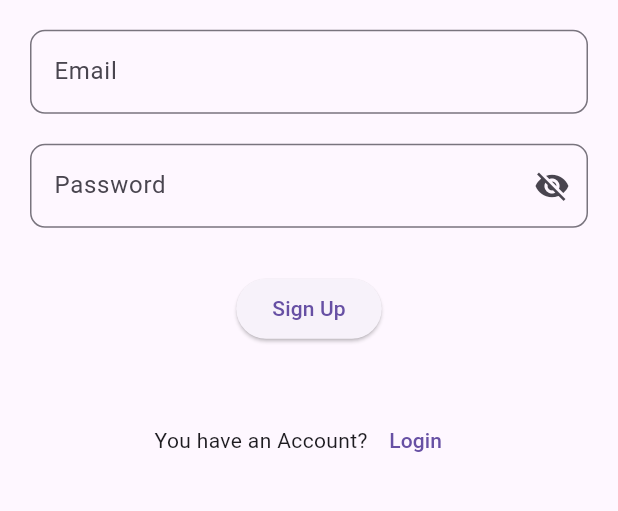
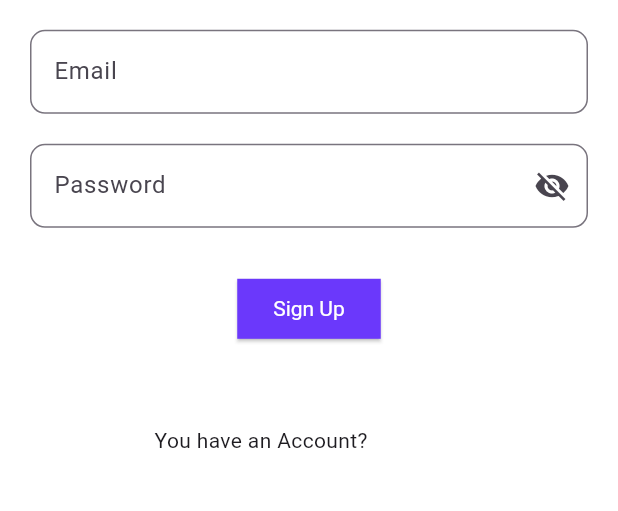
Before and after one commit to zakyraihan/storiesApp-v2, a Flutter app: the screen it shows after launch, after a tap on "Sign Up", on a phone screen of 412 x 824 dp, the part 455-966 px from its top. Run offline on Flutter 3.47's test engine with Material 3 defaults, Android fonts, the phone set to English and light mode, and no system bars; our stand-ins replace awesome_dialog, camera, image_picker, rxdart, shared_preferences, shimmer; network calls fail.

Commit message:
edit theme

```diff
--- /dev/null
+++ b/lib/common/styles.dart
@@ -0,0 +1,54 @@
+import 'package:flutter/material.dart';
+
+const Color primaryColor = Color.fromRGBO(255, 255, 255, 1);
+const Color secondaryColor = Color(0xFF6B38FB);
+
+// light theme
+ThemeData lightTheme = ThemeData(
+  colorScheme: ThemeData.light().colorScheme.copyWith(
+        primary: primaryColor,
+        onPrimary: Colors.black,
+        secondary: secondaryColor,
+      ),
+  scaffoldBackgroundColor: Colors.white,
+  visualDensity: VisualDensity.adaptivePlatformDensity,
+  appBarTheme: const AppBarTheme(elevation: 0),
+  elevatedButtonTheme: ElevatedButtonThemeData(
+    style: ElevatedButton.styleFrom(
+      backgroundColor: secondaryColor,
+      foregroundColor: Colors.white,
+      textStyle: const TextStyle(),
+      shape: const RoundedRectangleBorder(
+        borderRadius: BorderRadius.all(
+          Radius.circular(0),
+        ),
+      ),
+    ),
+  ),
+);
+
+// dark theme
+const Color darkPrimaryColor = Color(0xFF000000);
+const Color darkSecondaryColor = Color(0xff64ffda);
+
+ThemeData darkTheme = ThemeData.dark().copyWith(
+  colorScheme: ThemeData.dark().colorScheme.copyWith(
+        primary: darkSecondaryColor,
+        onPrimary: darkPrimaryColor,
+        secondary: darkSecondaryColor,
+      ),
+  visualDensity: VisualDensity.adaptivePlatformDensity,
+  appBarTheme: const AppBarTheme(elevation: 0),
+  elevatedButtonTheme: ElevatedButtonThemeData(
+    style: ElevatedButton.styleFrom(
+      backgroundColor: secondaryColor,
+      foregroundColor: Colors.white,
+      textStyle: const TextStyle(),
+      shape: const RoundedRectangleBorder(
+        borderRadius: BorderRadius.all(
+          Radius.circular(0),
+        ),
+      ),
+    ),
+  ),
+);
--- a/lib/controller/auth_controller.dart
+++ b/lib/controller/auth_controller.dart
@@ -4,7 +4,7 @@ import 'dart:developer';
 import 'package:flutter/material.dart';
 import 'package:http/http.dart' as http;
 import 'package:shared_preferences/shared_preferences.dart';
-import 'package:story_app_api/model/model.dart';
+import 'package:story_app_api/data/model/model.dart';
 
 class AuthController {
   static const String _baseUrl = 'https://story-api.dicoding.dev/v1/';
--- a/lib/controller/story_controller.dart
+++ b/lib/controller/story_controller.dart
@@ -1,9 +1,10 @@
 import 'dart:developer';
 
 import 'package:flutter/material.dart';
-import 'package:story_app_api/api/api_service.dart';
+import 'package:story_app_api/data/api/api_service.dart';
 import 'package:story_app_api/controller/auth_controller.dart';
-import 'package:story_app_api/model/model.dart';
+import 'package:story_app_api/data/model/model.dart';
+
 import 'package:story_app_api/utils/result_state.dart';
 
 class StoriesProvider extends ChangeNotifier {
--- /dev/null
+++ b/lib/controller/theme_controller.dart
@@ -0,0 +1,27 @@
+import 'package:flutter/material.dart';
+import 'package:story_app_api/common/styles.dart';
+import 'package:story_app_api/data/preferences/preferences_helper.dart';
+
+class ThemeProvider extends ChangeNotifier {
+  PreferencesHelper preferencesHelper;
+
+  ThemeProvider({required this.preferencesHelper}) {
+    _getTheme();
+  }
+
+  bool _isDarkTheme = false;
+  bool get isDarkTheme => _isDarkTheme;
+
+  void _getTheme() async {
+    _isDarkTheme = await preferencesHelper.isDarktheme;
+    notifyListeners();
+  }
+
+  void enableDarkTheme(bool value) {
+    preferencesHelper.setDarkTheme(value);
+    _getTheme();
+    notifyListeners();
+  }
+
+  ThemeData get themeData => _isDarkTheme ? darkTheme : lightTheme;
+}
--- a/lib/api/api_service.dart
+++ b/lib/data/api/api_service.dart
@@ -2,7 +2,7 @@ import 'dart:convert';
 import 'dart:developer';
 
 import 'package:http/http.dart' as http;
-import 'package:story_app_api/model/model.dart';
+import 'package:story_app_api/data/model/model.dart';
 
 class ApiService {
   final String token;
--- /dev/null
+++ b/lib/data/preferences/preferences_helper.dart
@@ -0,0 +1,19 @@
+import 'package:shared_preferences/shared_preferences.dart';
+
+class PreferencesHelper {
+  final Future<SharedPreferences> sharedPreferences;
+
+  PreferencesHelper({required this.sharedPreferences});
+
+  static const darkTheme = 'DARK_THEME';
+
+  Future<bool> get isDarktheme async {
+    final prefs = await sharedPreferences;
+    return prefs.getBool(darkTheme) ?? false;
+  }
+
+  void setDarkTheme(bool value) async {
+    final prefs = await sharedPreferences;
+    prefs.setBool(darkTheme, value);
+  }
+}
--- a/lib/main.dart
+++ b/lib/main.dart
@@ -1,10 +1,13 @@
 import 'package:flutter/cupertino.dart';
 import 'package:flutter/material.dart';
 import 'package:provider/provider.dart';
-import 'package:story_app_api/api/api_service.dart';
+import 'package:shared_preferences/shared_preferences.dart';
 import 'package:story_app_api/controller/auth_controller.dart';
 import 'package:story_app_api/controller/camera_controller.dart';
 import 'package:story_app_api/controller/story_controller.dart';
+import 'package:story_app_api/controller/theme_controller.dart';
+import 'package:story_app_api/data/api/api_service.dart';
+import 'package:story_app_api/data/preferences/preferences_helper.dart';
 import 'package:story_app_api/ui/add_story_page.dart';
 import 'package:story_app_api/ui/home.dart';
 import 'package:story_app_api/ui/login_screen.dart';
@@ -38,18 +41,30 @@ class MyApp extends StatelessWidget {
               ),
               ChangeNotifierProvider(
                 create: (context) => CameraProvider(),
+              ),
+              ChangeNotifierProvider(
+                create: (context) => ThemeProvider(
+                  preferencesHelper: PreferencesHelper(
+                      sharedPreferences: SharedPreferences.getInstance()),
+                ),
               )
             ],
-            child: MaterialApp(
+            child: Consumer<ThemeProvider>(
+              builder: (context, provider, _) {
+                return MaterialApp(
                   builder: (context, child) {
                     return CupertinoTheme(
-                  data: const CupertinoThemeData(brightness: Brightness.light),
+                      data: CupertinoThemeData(
+                        brightness: provider.isDarkTheme
+                            ? Brightness.dark
+                            : Brightness.light,
+                      ),
                       child: Material(
                         child: child,
                       ),
                     );
                   },
-              theme: ThemeData.light(),
+                  theme: provider.themeData,
                   debugShowCheckedModeBanner: false,
                   title: 'Flutter Demo',
                   initialRoute: isAuthenticated ? '/' : '/login',
@@ -59,6 +74,8 @@ class MyApp extends StatelessWidget {
                     '/login': (context) => const LoginScreen(),
                     '/addstories': (context) => const AddStoryPage(),
                   },
+                );
+              },
             ),
           );
         }
--- a/lib/ui/splash_screen.dart
+++ b/lib/ui/splash_screen.dart
@@ -1,14 +1,30 @@
 import 'package:flutter/material.dart';
+import 'package:provider/provider.dart';
+import 'package:shared_preferences/shared_preferences.dart';
+import 'package:story_app_api/controller/theme_controller.dart';
+import 'package:story_app_api/data/preferences/preferences_helper.dart';
 
 class SplashScreen extends StatelessWidget {
   const SplashScreen({super.key});
 
   @override
   Widget build(BuildContext context) {
+    return MultiProvider(
+      providers: [
+        ChangeNotifierProvider(
+          create: (context) => ThemeProvider(
+            preferencesHelper: PreferencesHelper(
+                sharedPreferences: SharedPreferences.getInstance()),
+          ),
+        )
+      ],
+      child: Consumer<ThemeProvider>(
+        builder: (context, provider, child) {
           return MaterialApp(
             debugShowCheckedModeBanner: false,
             home: Scaffold(
-        backgroundColor: Colors.white,
+              backgroundColor:
+                  provider.isDarkTheme ? Colors.grey : Colors.white,
               body: Column(
                 children: [
                   SizedBox(
@@ -23,5 +39,8 @@ class SplashScreen extends StatelessWidget {
               ),
             ),
           );
+        },
+      ),
+    );
   }
 }
--- a/lib/ui/stories_list_page.dart
+++ b/lib/ui/stories_list_page.dart
@@ -60,9 +60,9 @@ class _StoriesListPageState extends State<StoriesListPage> {
           },
         ),
         transitionBetweenRoutes: false,
-        trailing: IconButton(
-            onPressed: () => Navigator.pushNamed(context, '/addstories'),
-            icon: const Icon(CupertinoIcons.add_circled)),
+        // trailing: IconButton(
+        //     onPressed: () => Navigator.pushNamed(context, '/addstories'),
+        //     icon: const Icon(CupertinoIcons.add_circled)),
       ),
       child: Material(
         child: _buildList(context),
```
Also changed, not shown: lib/ui/setting_page.dart (+41 -3 lines), lib/data/model/login.dart (renamed from lib/model/login.dart), lib/data/model/model.dart (renamed from lib/model/model.dart), lib/data/model/register.dart (renamed from lib/model/register.dart), lib/data/model/stories.dart (renamed from lib/model/stories.dart). Lines whose indentation alone changed are shown as unchanged.
